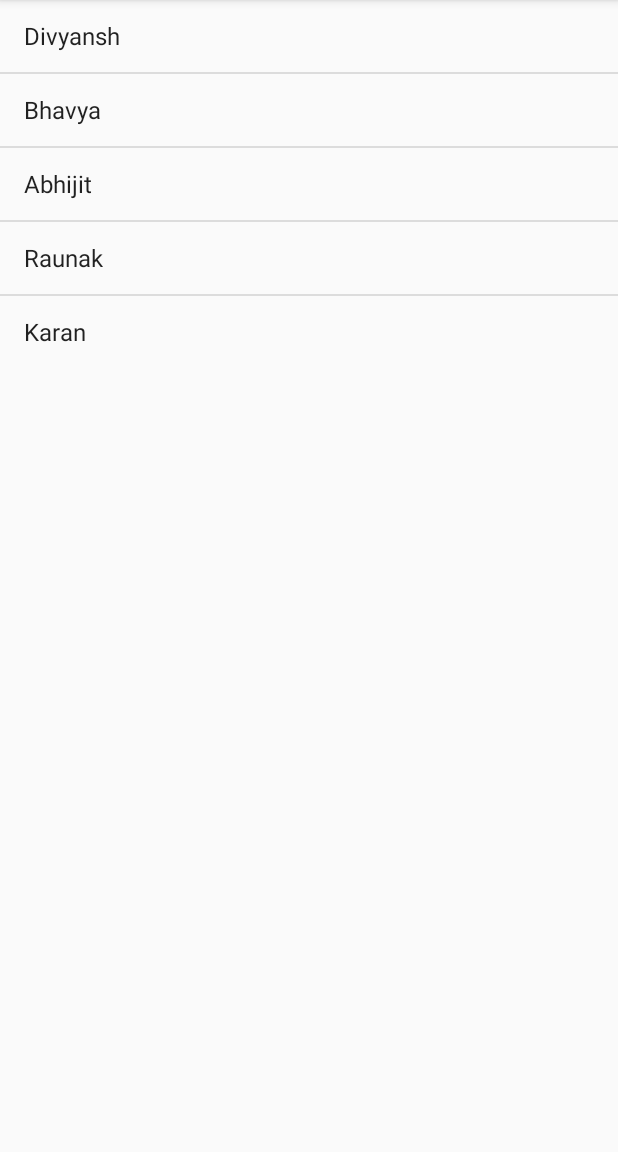
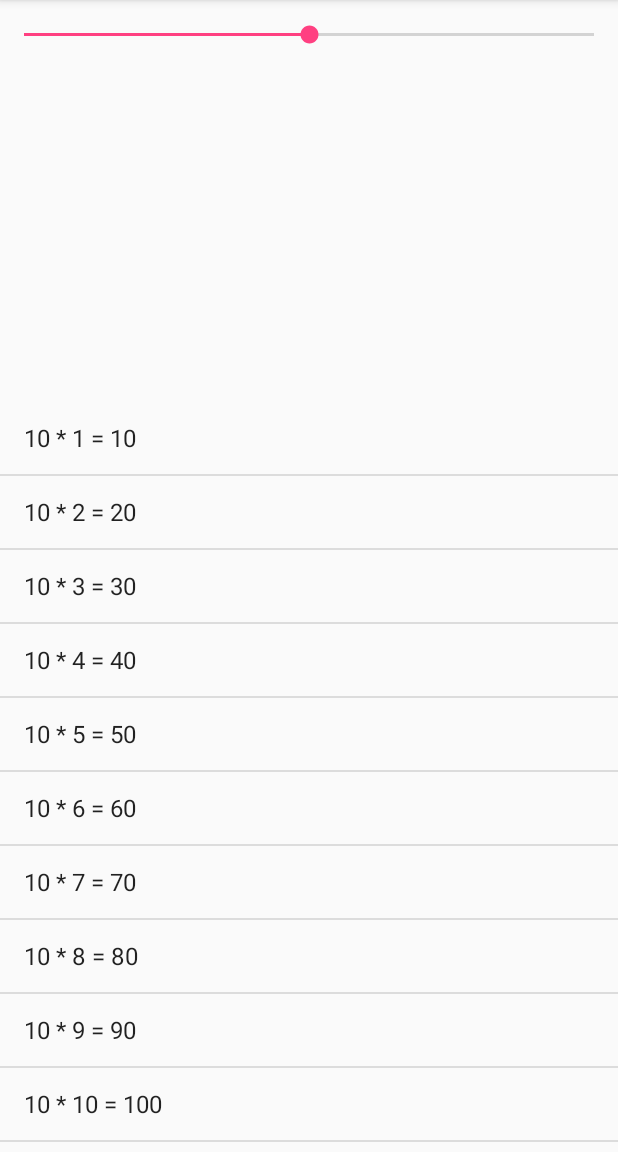
Before and after one commit to divyanshprateek/CountDown, an Android app: the screen it shows after launch (MainActivity), on a phone screen of 412 x 824 dp, the part 84-1236 px from its top. Run offline under Robolectric (Android 15) with nearby library versions, the phone set to English and light mode, and no system bars.

Commit message:
Created a times table using seekbar

```diff
--- a/app/src/main/java/com/example/divyansh/linearlayout/MainActivity.java
+++ b/app/src/main/java/com/example/divyansh/linearlayout/MainActivity.java
@@ -8,35 +8,64 @@ import android.widget.Adapter;
 import android.widget.AdapterView;
 import android.widget.ArrayAdapter;
 import android.widget.ListView;
+import android.widget.SeekBar;
 import android.widget.Toast;
 
 import java.util.ArrayList;
 
 public class MainActivity extends AppCompatActivity {
+    ListView list;
+    public void createTable(int times)
+    {
+        final ArrayList<String> table  = new ArrayList<String>();
 
+        for(int i = 1; i <= 10;i++)
+        {
+            table.add(times+ " * " + i + " = "+ Integer.toString(times * i));
+        }
+
+        ArrayAdapter<String> arrayadapter = new ArrayAdapter<String>(this, android.R.layout.simple_list_item_1,table);
+        list.setAdapter(arrayadapter);
+
+    }
     @Override
     protected void onCreate(Bundle savedInstanceState) {
         super.onCreate(savedInstanceState);
         setContentView(R.layout.activity_main);
 
-        ListView list = (ListView) findViewById(R.id.mylist);
+        list = (ListView) findViewById(R.id.list);
+        final SeekBar seek = (SeekBar) findViewById(R.id.seek);
+        seek.setMax(20);
+        seek.setProgress(10);
 
-        final ArrayList<String> arraylist  = new ArrayList<String>();
-        arraylist.add("Divyansh");
-        arraylist.add("Bhavya");
-        arraylist.add("Abhijit");
-        arraylist.add("Raunak");
-        arraylist.add("Karan");
+        seek.setOnSeekBarChangeListener(new SeekBar.OnSeekBarChangeListener() {
+            @Override
+            public void onProgressChanged(SeekBar seekBar, int i, boolean b) {
+                int min = 1;
+                int times;
+                if(i < min)
+                {
+                    times = min;
+                    seek.setProgress(min);
+                }
+                else
+                {
+                    times = i;
+                }
+                createTable(times);
+            }
 
-        ArrayAdapter<String> arrayadapter = new ArrayAdapter<String>(this, android.R.layout.simple_list_item_1,arraylist);
-        list.setAdapter(arrayadapter);
+            @Override
+            public void onStartTrackingTouch(SeekBar seekBar) {
 
-        list.setOnItemClickListener(new AdapterView.OnItemClickListener() {
+            }
+
             @Override
-            public void onItemClick(AdapterView<?> adapterView, View view, int i, long l) {
-                Toast.makeText(getApplicationContext(),"Hello " + arraylist.get(i),Toast.LENGTH_LONG).show();
+            public void onStopTrackingTouch(SeekBar seekBar) {
+
             }
         });
+        createTable(10);
+    }
 
-    }
 }
--- a/app/src/main/res/layout/activity_main.xml
+++ b/app/src/main/res/layout/activity_main.xml
@@ -1,15 +1,21 @@
 <?xml version="1.0" encoding="utf-8"?>
-<android.support.constraint.ConstraintLayout xmlns:android="http://schemas.android.com/apk/res/android"
-    xmlns:app="http://schemas.android.com/apk/res-auto"
+<RelativeLayout xmlns:android="http://schemas.android.com/apk/res/android"
     xmlns:tools="http://schemas.android.com/tools"
     android:layout_width="match_parent"
     android:layout_height="match_parent"
     tools:context=".MainActivity">
 
+    <SeekBar
+        android:id="@+id/seek"
+        android:layout_width="match_parent"
+        android:layout_height="47dp"
+        android:layout_alignParentStart="true"
+        android:layout_alignParentTop="true" />
+
     <ListView
-        android:id="@+id/mylist"
-        android:layout_width="wrap_content"
-        android:layout_height="wrap_content"
-        tools:layout_editor_absoluteX="8dp"
-        tools:layout_editor_absoluteY="8dp" />
-</android.support.constraint.ConstraintLayout>
+        android:id="@+id/list"
+        android:layout_width="match_parent"
+        android:layout_height="500dp"
+        android:layout_alignParentBottom="true"
+        android:layout_alignParentStart="true" />
+</RelativeLayout>
```
